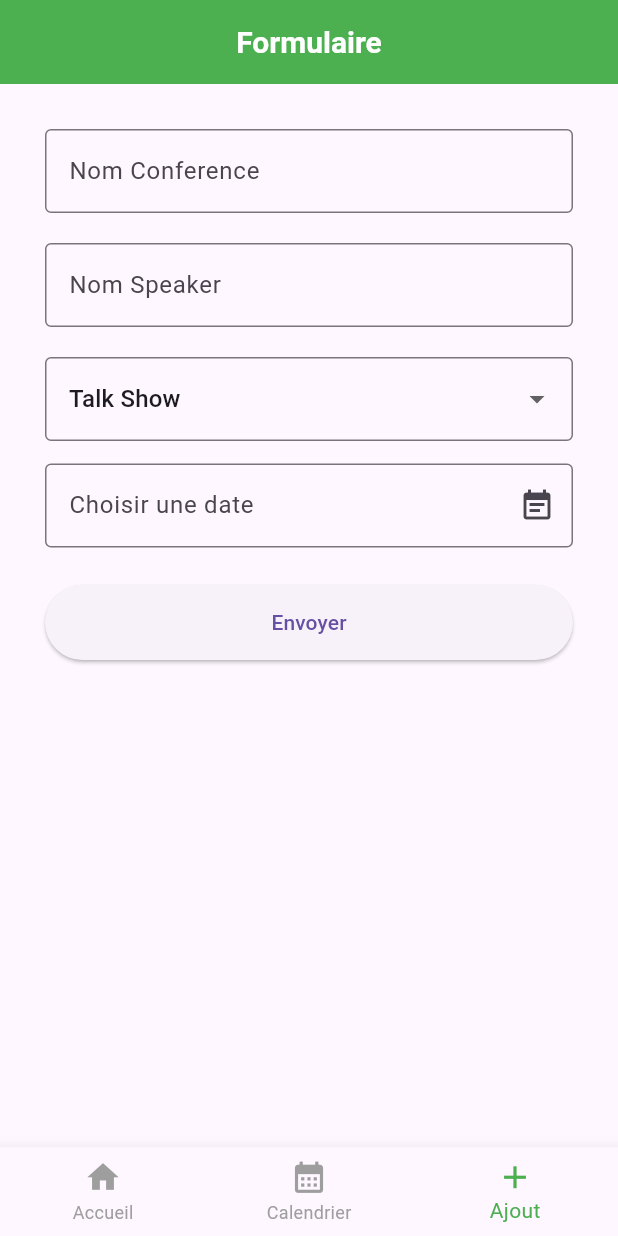
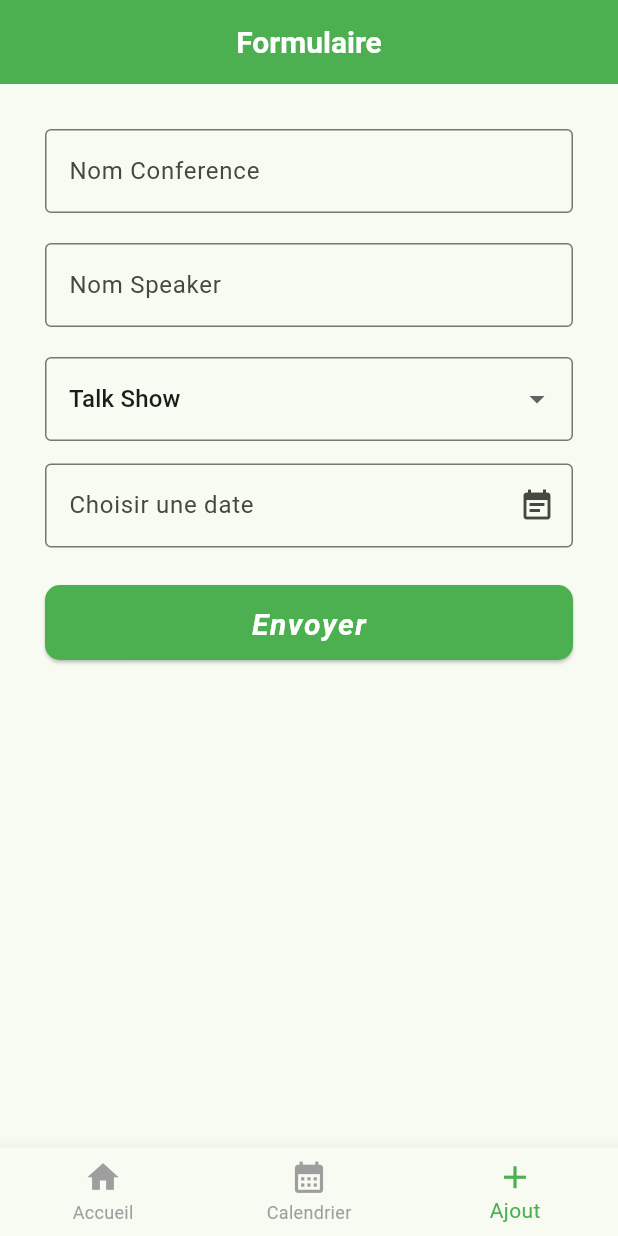
Before and after one commit to papySaliou/Conference_Flutter, a Flutter app: the screen it shows after launch, item 3 of the bottom bar chosen, on a phone screen of 412 x 824 dp. Run offline on Flutter 3.47's test engine with Material 3 defaults, Android fonts, the phone set to English and light mode, and no system bars; drawn by our look-alikes of date_field; our stand-ins replace cloud_firestore, firebase_core; accounts and stored records are empty.

Commit message:
Mise à jour des fichiers Flutter

```diff
--- a/lib/main.dart
+++ b/lib/main.dart
@@ -38,6 +38,9 @@ class _MyAppState extends State<MyApp> {
     @override
   Widget build(BuildContext context) {
     return MaterialApp(
+      theme: ThemeData(
+        colorScheme: ColorScheme.fromSeed(seedColor: Colors.green)
+      ),
       home: Scaffold(
           appBar: AppBar(
             centerTitle: true,
--- a/lib/pages/page_add_event.dart
+++ b/lib/pages/page_add_event.dart
@@ -124,6 +124,16 @@ class _PageAddEventState extends State<PageAddEvent> {
               width: double.infinity,
               height: 50,
               child: ElevatedButton(
+
+              style: ElevatedButton.styleFrom(
+              backgroundColor: Colors.green, // Change la couleur ici
+              foregroundColor: Colors.white, // Change la couleur du texte
+
+              padding: EdgeInsets.symmetric(vertical: 12, horizontal: 24), // Ajuste la taille du bouton
+              shape: RoundedRectangleBorder(
+              borderRadius: BorderRadius.circular(10), // Arrondi les bords
+                     ),
+  ),
                 onPressed: (){
                   if (_formKey.currentState!.validate()){
                     final confName = confNameController.text;
@@ -146,7 +156,16 @@ class _PageAddEventState extends State<PageAddEvent> {
                     });
                   }
                 },
-                child: Text("Envoyer")
+                child: Text("Envoyer",
+                  style: TextStyle(
+                  fontSize: 20, // Taille du texte
+                  fontWeight: FontWeight.bold, // Gras
+                  fontStyle: FontStyle.italic, // Italique
+                  color: Colors.white, // Couleur du texte
+                  letterSpacing: 1, // Espacement des lettres
+                   ),
+
+                )
               ),
             ),
           ],
```
Also changed, not shown: lib/pages/page_event.dart (+82 -18 lines), 126 other files.
